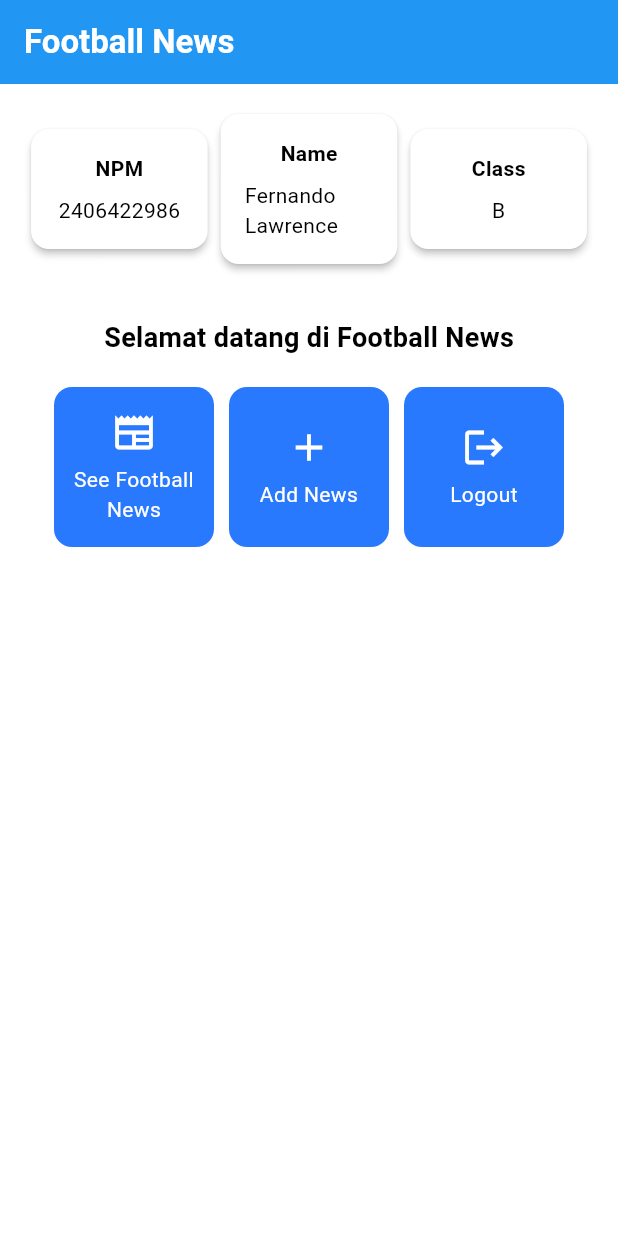
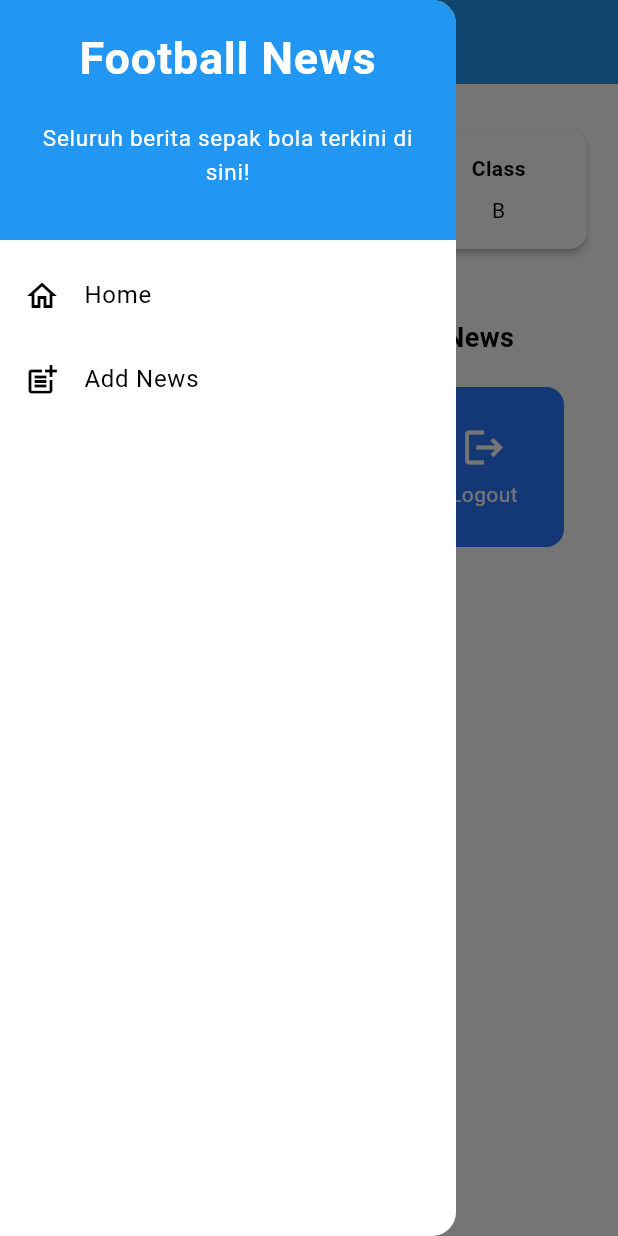
Before and after one commit to Dyablouz/football-news-mobile, a Flutter app: the screen it shows after launch, with the side drawer open (before the commit the screen has no drawer), on a phone screen of 412 x 824 dp. Run offline on Flutter 3.47's test engine with Material 3 defaults, Android fonts, the phone set to English and light mode, and no system bars.

Commit message:
Tutorial 7

```diff
--- a/lib/menu.dart
+++ b/lib/menu.dart
@@ -1,4 +1,5 @@
 import 'package:flutter/material.dart';
+import 'package:football_news/widgets/left_drawer.dart';
 
 class MyHomePage extends StatelessWidget {
     MyHomePage({super.key});
@@ -30,6 +31,8 @@ class MyHomePage extends StatelessWidget {
         // Warna latar belakang AppBar diambil dari skema warna tema aplikasi.
         backgroundColor: Theme.of(context).colorScheme.primary,
       ),
+      drawer: LeftDrawer(),
+
       // Body halaman dengan padding di sekelilingnya.
       body: Padding(
         padding: const EdgeInsets.all(16.0),
--- /dev/null
+++ b/lib/widgets/left_drawer.dart
@@ -0,0 +1,70 @@
+import 'package:flutter/material.dart';
+import 'package:football_news/menu.dart';
+import 'package:football_news/newslist_form.dart';
+
+class LeftDrawer extends StatelessWidget {
+  const LeftDrawer({super.key});
+
+  @override
+  Widget build(BuildContext context) {
+    return Drawer(
+      child: ListView(
+        children: [
+          const DrawerHeader(
+            decoration: BoxDecoration(
+              color: Colors.blue,
+            ),
+            child: Column(
+              children: [
+                Text(
+                  'Football News',
+                  textAlign: TextAlign.center,
+                  style: TextStyle(
+                    fontSize: 30,
+                    fontWeight: FontWeight.bold,
+                    color: Colors.white,
+                  ),
+                ),
+                Padding(padding: EdgeInsets.all(10)),
+                Text("Seluruh berita sepak bola terkini di sini!",
+                    // TODO: Tambahkan gaya teks dengan center alignment, font ukuran 15, warna putih, dan weight biasa
+                    textAlign: TextAlign.center,
+                    style: TextStyle(
+                      fontSize: 15,
+                      color: Colors.white,
+                      fontWeight: FontWeight.normal,
+                    )
+                    ),
+              ],
+            ),
+          ),
+          ListTile(
+            leading: const Icon(Icons.home_outlined),
+            title: const Text('Home'),
+            // Bagian redirection ke MyHomePage
+            onTap: () {
+              Navigator.pushReplacement(
+                  context,
+                  MaterialPageRoute(
+                    builder: (context) => MyHomePage(),
+                  ));
+            },
+          ),
+          ListTile(
+            leading: const Icon(Icons.post_add),
+            title: const Text('Add News'),
+            // Bagian redirection ke NewsFormPage
+            onTap: () {
+              Navigator.pushReplacement(
+                  context,
+                  MaterialPageRoute(
+                    builder: (context) => NewsFormPage(),
+                  )
+              );
+            },
+          ),
+        ],
+      ),
+    );
+  }
+}
```
Also changed, not shown: lib/newslist_form.dart (added, +215 -0 lines).
